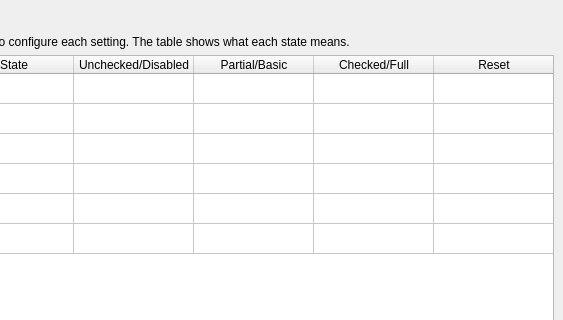
Old version of the form SandboxiePlus/SandMan/Forms/EditorSettingsWindow.ui in the repository sandboxie-plus/Sandboxie; both pictures show x 187 to 750 and y 0 to 320 of the 750 by 500 pixel window.
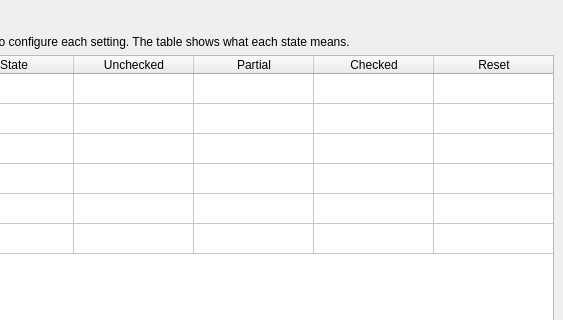
New version of the form.

Commit message: Add missing editor dialog localization

What changed in the file:
```diff
--- a/SandboxiePlus/SandMan/Forms/EditorSettingsWindow.ui
+++ b/SandboxiePlus/SandMan/Forms/EditorSettingsWindow.ui
@@ -98,17 +98,17 @@
      </column>
      <column>
       <property name="text">
-       <string>Unchecked/Disabled</string>
+       <string>Unchecked</string>
       </property>
      </column>
      <column>
       <property name="text">
-       <string>Partial/Basic</string>
+       <string>Partial</string>
       </property>
      </column>
      <column>
       <property name="text">
-       <string>Checked/Full</string>
+       <string>Checked</string>
       </property>
      </column>
      <column>
```
The commit also changes 5 other files.
